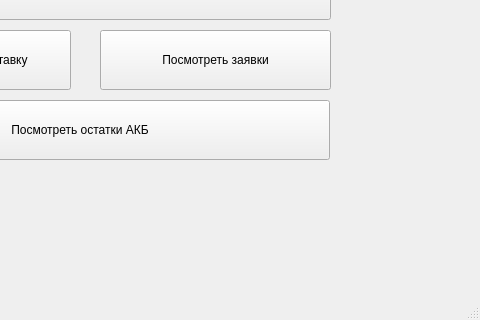
This is qt_version/ui/menu.ui in kerniee/abp_final_plz_work as Qt 5 draws it before an edit; both pictures show x 320 to 800 and y 280 to 600 of the 800 by 600 pixel window. The edited form follows.
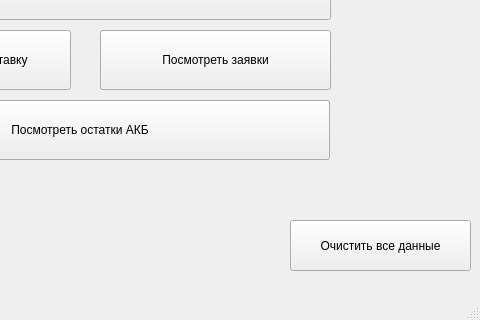
This is the edited form.

Patch:
```diff
--- a/qt_version/ui/menu.ui
+++ b/qt_version/ui/menu.ui
@@ -113,6 +113,22 @@
      <string>Посмотреть заявки</string>
     </property>
    </widget>
+   <widget class="QPushButton" name="b_drop_tables">
+    <property name="geometry">
+     <rect>
+      <x>610</x>
+      <y>500</y>
+      <width>181</width>
+      <height>51</height>
+     </rect>
+    </property>
+    <property name="layoutDirection">
+     <enum>Qt::LeftToRight</enum>
+    </property>
+    <property name="text">
+     <string>Очистить все данные</string>
+    </property>
+   </widget>
   </widget>
   <widget class="QMenuBar" name="menubar">
    <property name="geometry">
```
